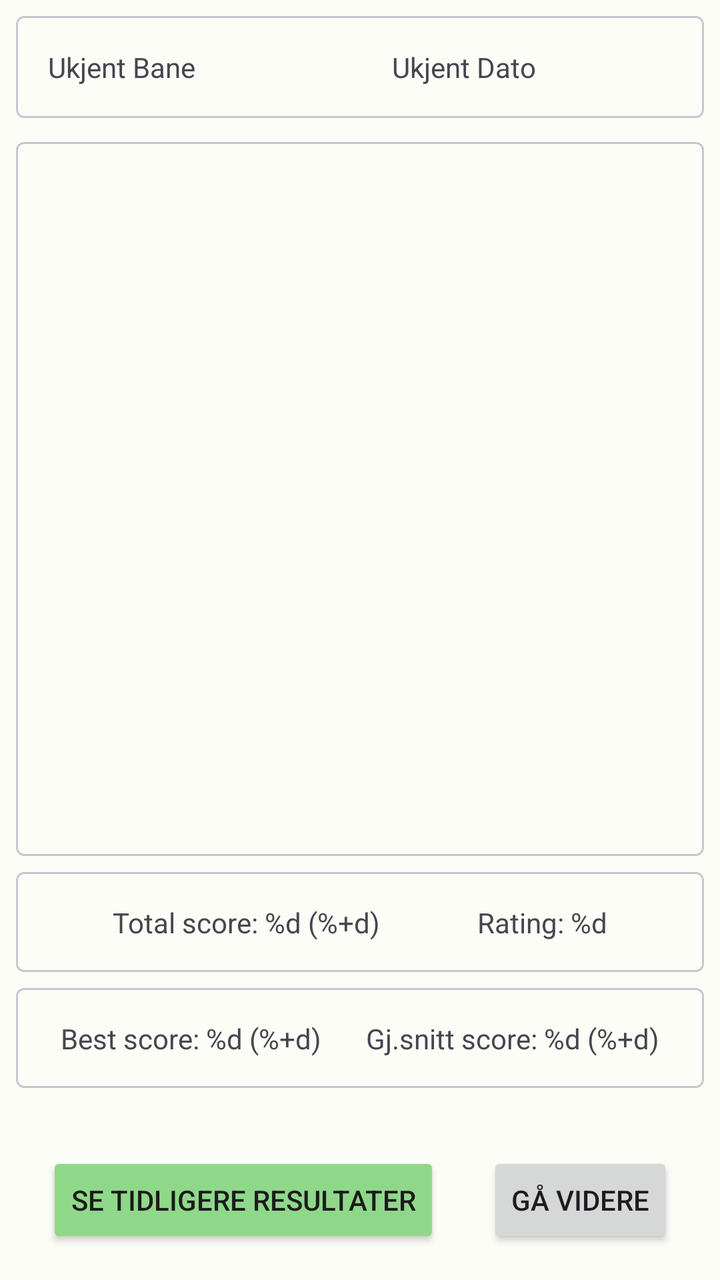
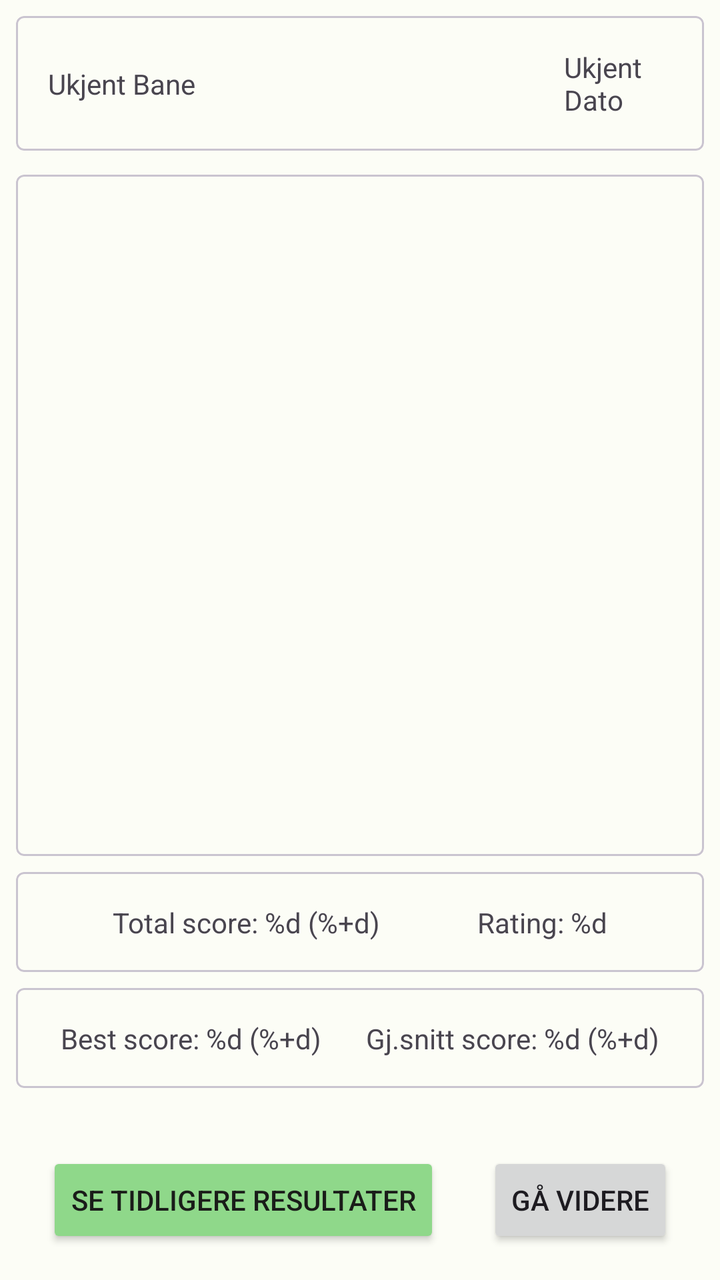

Compare the two renders of this Android layout. The source of the first and the diff that turns it into the second are given below.
<!-- AndroidManifest.xml: application theme Theme.DiscgolfApp -->
<!-- res/layout/fragment_score_board.xml -->
<?xml version="1.0" encoding="utf-8"?>
<androidx.constraintlayout.widget.ConstraintLayout xmlns:android="http://schemas.android.com/apk/res/android"
    xmlns:app="http://schemas.android.com/apk/res-auto"
    xmlns:tools="http://schemas.android.com/tools"
    android:layout_width="match_parent"
    android:layout_height="match_parent"
    tools:context=".screens.play.scoreboard.ScoreBoardFragment">

    <com.google.android.material.card.MaterialCardView
        android:id="@+id/scoreBoardHeaderCardView"
        android:layout_width="0dp"
        android:layout_height="wrap_content"
        android:layout_gravity="center"
        android:layout_marginStart="8dp"
        android:layout_marginTop="8dp"
        android:layout_marginEnd="8dp"
        android:layout_marginBottom="4dp"
        app:cardCornerRadius="4dp"
        app:layout_constraintBottom_toTopOf="@+id/finishScoreBoardResultsCardView"
        app:layout_constraintEnd_toEndOf="parent"
        app:layout_constraintStart_toStartOf="parent"
        app:layout_constraintTop_toTopOf="parent">

        <androidx.constraintlayout.widget.ConstraintLayout
            android:layout_width="match_parent"
            android:layout_height="match_parent">

            <TextView
                android:id="@+id/scoreBoardCourseHeader"
                android:layout_width="0dp"
                android:layout_height="wrap_content"
                android:padding="16dp"
                android:text="@string/scoreboard_course_name_placeholder"
                app:layout_constraintBottom_toBottomOf="parent"
                app:layout_constraintEnd_toStartOf="@+id/scoreBoardDateHeader"
                app:layout_constraintHorizontal_bias="0.5"
                app:layout_constraintStart_toStartOf="parent"
                app:layout_constraintTop_toTopOf="parent"
                android:singleLine="false"/>

            <TextView
                android:id="@+id/scoreBoardDateHeader"
                android:layout_width="0dp"
                android:layout_height="wrap_content"
                android:padding="16dp"
                android:text="@string/unknown_date"
                app:layout_constraintBottom_toBottomOf="parent"
                app:layout_constraintEnd_toEndOf="parent"
                app:layout_constraintHorizontal_bias="0.5"
                app:layout_constraintStart_toEndOf="@+id/scoreBoardCourseHeader"
                app:layout_constraintTop_toTopOf="parent"
                app:layout_constraintVertical_bias="0.0"
                android:singleLine="false"/>

        </androidx.constraintlayout.widget.ConstraintLayout>

    </com.google.android.material.card.MaterialCardView>

    <com.google.android.material.card.MaterialCardView
        android:id="@+id/finishScoreBoardResultsCardView"
        android:layout_width="0dp"
        android:layout_height="0dp"
        android:layout_gravity="center"
        android:layout_marginStart="8dp"
        android:layout_marginTop="8dp"
        android:layout_marginEnd="8dp"
        android:layout_marginBottom="8dp"
        app:cardCornerRadius="4dp"
        app:layout_constraintBottom_toTopOf="@+id/scoreBoardScoreAndRatingCardView"
        app:layout_constraintEnd_toEndOf="parent"
        app:layout_constraintStart_toStartOf="parent"
        app:layout_constraintTop_toBottomOf="@+id/scoreBoardHeaderCardView">

        <ScrollView
            android:id="@+id/scoreBoardLayout"
            android:layout_width="match_parent"
            android:layout_height="match_parent">

            <LinearLayout
                android:id="@+id/scoreBoardLinearLayout"
                android:layout_width="wrap_content"
                android:layout_height="wrap_content"
                android:layout_margin="8dp"
                android:contentDescription="@string/scoreboard_ll_content_desc"
                android:orientation="vertical" />

        </ScrollView>

    </com.google.android.material.card.MaterialCardView>

    <com.google.android.material.card.MaterialCardView
        android:id="@+id/scoreBoardScoreAndRatingCardView"
        android:layout_width="0dp"
        android:layout_height="50dp"
        android:layout_gravity="center"
        android:layout_marginStart="8dp"
        android:layout_marginEnd="8dp"
        android:layout_marginBottom="8dp"
        app:cardCornerRadius="4dp"
        app:layout_constraintBottom_toTopOf="@+id/scoreBoardBestAndAvgScoreCardView"
        app:layout_constraintEnd_toEndOf="parent"
        app:layout_constraintStart_toStartOf="parent">

        <androidx.constraintlayout.widget.ConstraintLayout
            android:layout_width="match_parent"
            android:layout_height="match_parent">

            <TextView
                android:id="@+id/totalScoreTextView"
                android:layout_width="wrap_content"
                android:layout_height="wrap_content"
                android:text="@string/scoreboard_text_total"
                app:layout_constraintBottom_toBottomOf="parent"
                app:layout_constraintEnd_toStartOf="@+id/round_rating"
                app:layout_constraintHorizontal_bias="0.5"
                app:layout_constraintStart_toStartOf="parent"
                app:layout_constraintTop_toTopOf="parent" />

            <TextView
                android:id="@+id/round_rating"
                android:layout_width="wrap_content"
                android:layout_height="wrap_content"
                android:text="@string/rating_d"
                app:layout_constraintBottom_toBottomOf="parent"
                app:layout_constraintEnd_toEndOf="parent"
                app:layout_constraintHorizontal_bias="0.5"
                app:layout_constraintStart_toEndOf="@+id/totalScoreTextView"
                app:layout_constraintTop_toTopOf="parent" />

        </androidx.constraintlayout.widget.ConstraintLayout>

    </com.google.android.material.card.MaterialCardView>

    <com.google.android.material.card.MaterialCardView
        android:id="@+id/scoreBoardBestAndAvgScoreCardView"
        android:layout_width="0dp"
        android:layout_height="50dp"
        android:layout_gravity="center"
        android:layout_marginStart="8dp"
        android:layout_marginEnd="8dp"
        android:layout_marginBottom="32dp"
        app:cardCornerRadius="4dp"
        app:layout_constraintBottom_toTopOf="@+id/finishScoreBoardButton"
        app:layout_constraintEnd_toEndOf="parent"
        app:layout_constraintStart_toStartOf="parent">

        <androidx.constraintlayout.widget.ConstraintLayout
            android:layout_width="match_parent"
            android:layout_height="match_parent">

            <TextView
                android:id="@+id/bestScoreTextView"
                android:layout_width="wrap_content"
                android:layout_height="wrap_content"
                android:text="@string/scoreboard_text_best_score"
                app:layout_constraintBottom_toBottomOf="parent"
                app:layout_constraintEnd_toStartOf="@+id/avgScoreTextView"
                app:layout_constraintHorizontal_bias="0.5"
                app:layout_constraintHorizontal_chainStyle="spread"
                app:layout_constraintStart_toStartOf="parent"
                app:layout_constraintTop_toTopOf="parent" />

            <TextView
                android:id="@+id/avgScoreTextView"
                android:layout_width="wrap_content"
                android:layout_height="wrap_content"
                android:text="@string/scoreboard_text_average_score"
                app:layout_constraintBottom_toBottomOf="parent"
                app:layout_constraintEnd_toEndOf="parent"
                app:layout_constraintHorizontal_bias="0.5"
                app:layout_constraintStart_toEndOf="@+id/bestScoreTextView"
                app:layout_constraintTop_toTopOf="parent" />
        </androidx.constraintlayout.widget.ConstraintLayout>


    </com.google.android.material.card.MaterialCardView>

    <Button
        android:id="@+id/finishScoreBoardButton"
        android:layout_width="wrap_content"
        android:layout_height="wrap_content"
        android:layout_marginBottom="16dp"
        android:text="@string/finish_scoreboard"
        app:layout_constraintBottom_toBottomOf="parent"
        app:layout_constraintEnd_toEndOf="parent"
        app:layout_constraintHorizontal_bias="0.5"
        app:layout_constraintStart_toEndOf="@+id/showPrevResultsScoreBoardButton" />

    <Button
        android:id="@+id/showPrevResultsScoreBoardButton"
        android:layout_width="wrap_content"
        android:layout_height="wrap_content"
        android:layout_marginBottom="16dp"
        android:backgroundTint="@color/md_theme_dark_surfaceTint"
        android:text="@string/show_prev_results"
        android:textColor="@color/md_theme_dark_background"
        app:layout_constraintBottom_toBottomOf="parent"
        app:layout_constraintEnd_toStartOf="@+id/finishScoreBoardButton"
        app:layout_constraintHorizontal_bias="0.5"
        app:layout_constraintStart_toStartOf="parent" />
</androidx.constraintlayout.widget.ConstraintLayout>
<!-- resources referenced by this layout -->
<resources>
  <color name="md_theme_dark_background">#1A1C19</color>
  <color name="md_theme_dark_surfaceTint">#8FD88A</color>
  <string name="finish_scoreboard">Gå videre</string>
  <string name="rating_d">Rating: %d</string>
  <string name="scoreboard_course_name_placeholder">Ukjent Bane</string>
  <string name="scoreboard_ll_content_desc">Poeng for runden</string>
  <string name="scoreboard_text_average_score">Gj.snitt score: %d (%+d)</string>
  <string name="scoreboard_text_best_score">Best score: %d (%+d)</string>
  <string name="scoreboard_text_total">Total score: %d (%+d)</string>
  <string name="show_prev_results">Se tidligere resultater</string>
  <string name="unknown_date">Ukjent Dato</string>
  <color name="md_theme_light_primary">#266C2B</color>
  <color name="md_theme_light_onPrimary">#FFFFFF</color>
  <color name="md_theme_light_primaryContainer">#AAF5A4</color>
  <color name="md_theme_light_onPrimaryContainer">#002204</color>
  <color name="md_theme_light_secondary">#52634F</color>
  <color name="md_theme_light_onSecondary">#FFFFFF</color>
  <color name="md_theme_light_secondaryContainer">#D5E8CF</color>
  <color name="md_theme_light_onSecondaryContainer">#101F10</color>
  <color name="md_theme_light_tertiary">#38656A</color>
  <color name="md_theme_light_onTertiary">#FFFFFF</color>
  <color name="md_theme_light_tertiaryContainer">#BCEBF1</color>
  <color name="md_theme_light_onTertiaryContainer">#001F23</color>
  <color name="md_theme_light_error">#BA1A1A</color>
  <color name="md_theme_light_errorContainer">#FFDAD6</color>
  <color name="md_theme_light_onError">#FFFFFF</color>
  <color name="md_theme_light_onErrorContainer">#410002</color>
  <color name="md_theme_light_background">#FCFDF6</color>
  <color name="md_theme_light_onBackground">#1A1C19</color>
  <color name="md_theme_light_surface">#FCFDF6</color>
  <color name="md_theme_light_onSurface">#1A1C19</color>
  <color name="md_theme_light_surfaceVariant">#DEE5D8</color>
  <color name="md_theme_light_onSurfaceVariant">#424940</color>
  <color name="md_theme_light_outline">#72796F</color>
  <color name="md_theme_light_inverseOnSurface">#F0F1EB</color>
  <color name="md_theme_light_inverseSurface">#2F312D</color>
  <color name="md_theme_light_inversePrimary">#8FD88A</color>
  <!-- unchanged entries left out for length: 1 -->
</resources>

<!-- the commit's change to res/layout/fragment_score_board.xml (unified diff, before → after) -->
@@ -36,7 +36,8 @@
                 app:layout_constraintHorizontal_bias="0.5"
                 app:layout_constraintStart_toStartOf="parent"
                 app:layout_constraintTop_toTopOf="parent"
-                android:singleLine="false"/>
+                android:singleLine="false"
+                app:layout_constraintHorizontal_weight="3"/>
 
             <TextView
                 android:id="@+id/scoreBoardDateHeader"
@@ -50,7 +51,8 @@
                 app:layout_constraintStart_toEndOf="@+id/scoreBoardCourseHeader"
                 app:layout_constraintTop_toTopOf="parent"
                 app:layout_constraintVertical_bias="0.0"
-                android:singleLine="false"/>
+                android:singleLine="false"
+                app:layout_constraintHorizontal_weight="1"/>
 
         </androidx.constraintlayout.widget.ConstraintLayout>
 
